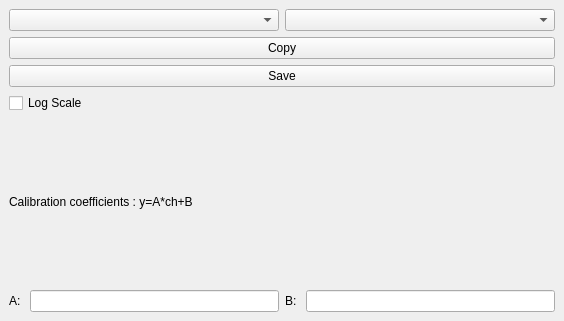
The window that qgisSpectre_dockwidget_base.ui (sickel/qgisSpectre) describes before a commit, drawn with Qt 5.
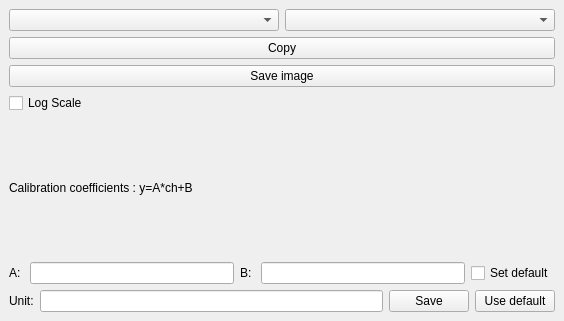
The same window after the commit. Custom widgets are drawn as their Qt base class.

Commit message: Saves calibration per layer and field

What changed in the file:
```diff
--- a/qgisSpectre_dockwidget_base.ui
+++ b/qgisSpectre_dockwidget_base.ui
@@ -45,7 +45,7 @@
         <item>
          <widget class="QPushButton" name="pBSave">
           <property name="text">
-           <string>Save</string>
+           <string>Save image</string>
           </property>
          </widget>
         </item>
@@ -65,7 +65,7 @@
     
         </item>
         <item>
-        <layout class="QHBoxLayout" name="hlMain">
+        <layout class="QHBoxLayout" name="hlCalib1">
             <item>
             <widget class="QLabel" name="label">
             <property name="text">
@@ -78,7 +78,7 @@
                 <widget class="QLineEdit" name="leA">
             </widget>
             </item>
-            <item>
+        <item>
             <widget class="QLabel" name="label">
             <property name="text">
                 <string>B: </string>
@@ -86,10 +86,50 @@
             </widget>
     
         </item>
-            <item>
+              <item>
                 <widget class="QLineEdit" name="leB">
             </widget>
+        </item>
+      <item>
+        
+            <widget class="QCheckBox" name="cbDefault">
+          <property name="text">
+           <string>Set default</string>
+          </property>
+         </widget>
+        </item>
+        
+    </layout>
+</item>
+<item>
+        <layout class="QHBoxLayout" name="hlCalib2">
+            <item>
+            <widget class="QLabel" name="label">
+            <property name="text">
+                <string>Unit:</string>
+            </property>
+            </widget>
+    
+        </item>
+            <item>
+                <widget class="QLineEdit" name="leUnit">
+            </widget>
             </item>
+        <item>
+         <widget class="QPushButton" name="pBSaveCalib">
+          <property name="text">
+           <string>Save</string>
+          </property>
+         </widget>
+        </item>
+        <item>
+         <widget class="QPushButton" name="pBUseDefault">
+          <property name="text">
+           <string>Use default</string>
+          </property>
+         </widget>
+        </item>
+        
         </layout>
         </item>
        </layout>
```
The commit also changes 2 other files.
